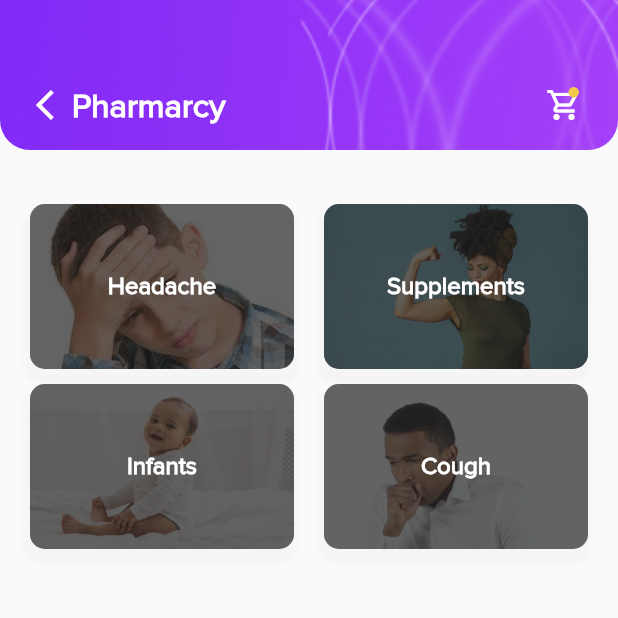
After one commit to DigiFinite/pub, a Flutter app: the screen it shows after launch, after a tap on "VIEW ALL", on a phone screen of 412 x 824 dp, the top half of it. The commit adds this screen. Run offline on Flutter 3.47's test engine with Material 2 defaults, Android fonts, the phone set to English and light mode, and no system bars; our stand-ins replace flutter_svg, font_awesome_flutter.

Commit message:
All Categories page

```diff
--- a/lib/main.dart
+++ b/lib/main.dart
@@ -1,3 +1,4 @@
+import 'package:dro_health_home_task/pages/categories_page.dart';
 import 'package:dro_health_home_task/pages/home_page.dart';
 import 'package:dro_health_home_task/pages/search_page.dart';
 import 'package:flutter/material.dart';
@@ -27,9 +28,13 @@ class MyApp extends StatelessWidget {
           case "/search_page":
             return MaterialPageRoute(builder: (context) {
               final searchTerm = settings.arguments.toString();
-              return  SearchPage(
+              return SearchPage(
                 searchTerm: searchTerm,
               );
+            });
+          case "/all_categories":
+            return MaterialPageRoute(builder: (context) {
+              return const CategoriesPage();
             });
         }
       },
--- a/lib/models/category.dart
+++ b/lib/models/category.dart
@@ -17,13 +17,18 @@ final List<Category> categories = [
     imageSource: "assets/images/headache.jpeg",
   ),
   Category(
-    id: 1,
+    id: 2,
     title: "Supplements",
     imageSource: "assets/images/supplements.jpg",
   ),
   Category(
-    id: 1,
+    id: 3,
     title: "Infants",
     imageSource: "assets/images/baby_boy.jpg",
+  ),
+  Category(
+    id: 4,
+    title: "Cough",
+    imageSource: "assets/images/coughing_guy.webp",
   )
 ];
--- /dev/null
+++ b/lib/pages/categories_page.dart
@@ -0,0 +1,112 @@
+import 'package:dro_health_home_task/models/category.dart';
+import 'package:dro_health_home_task/models/drug.dart';
+import 'package:dro_health_home_task/utils/dro_colors.dart';
+import 'package:dro_health_home_task/widgets/category_card.dart';
+import 'package:flutter/material.dart';
+
+class CategoriesPage extends StatelessWidget {
+  const CategoriesPage({Key? key}) : super(key: key);
+
+  @override
+  Widget build(BuildContext context) {
+    return Scaffold(
+      appBar: PreferredSize(
+        child: Container(
+          decoration: const BoxDecoration(
+            borderRadius: BorderRadius.only(
+              bottomLeft: Radius.circular(20),
+              bottomRight: Radius.circular(20),
+            ),
+            image: DecorationImage(
+              image: AssetImage(
+                "assets/images/app_bar.png",
+              ),
+              fit: BoxFit.cover,
+            ),
+          ),
+          child: Padding(
+            padding: const EdgeInsets.only(
+              top: 58.0,
+              left: 24,
+              right: 24,
+              bottom: 20,
+            ),
+            child: Column(
+              children: [
+                Row(
+                  children: [
+                     InkWell(
+                      child: const Icon(
+                        Icons.arrow_back_ios,
+                        color: Colors.white,
+                      ),
+                      onTap: () => Navigator.of(context).pop(),
+                    ),
+                    Expanded(
+                      child: Row(
+                        mainAxisAlignment: MainAxisAlignment.spaceBetween,
+                        children: [
+                          const Text(
+                            "Pharmarcy",
+                            style: TextStyle(
+                              color: Colors.white,
+                              fontSize: 22,
+                              fontWeight: FontWeight.w700,
+                            ),
+                          ),
+                          Stack(
+                            children: [
+                              const Icon(
+                                Icons.shopping_cart_outlined,
+                                color: Colors.white,
+                              ),
+                              Positioned(
+                                top: 0,
+                                right: 2,
+                                child: Container(
+                                  height: 7,
+                                  width: 7,
+                                  decoration: BoxDecoration(
+                                    color: DroColors.yellow,
+                                    shape: BoxShape.circle,
+                                  ),
+                                ),
+                              )
+                            ],
+                          )
+                        ],
+                      ),
+                    ),
+                  ],
+                ),
+              ],
+            ),
+          ),
+        ),
+        preferredSize: const Size.fromHeight(100),
+      ),
+      body: ListView(
+        shrinkWrap: true,
+        padding: const EdgeInsets.symmetric(vertical: 16, horizontal: 20),
+        children: [
+          GridView.count(
+            padding: const EdgeInsets.symmetric(vertical: 20),
+            shrinkWrap: true,
+            physics: const NeverScrollableScrollPhysics(),
+            crossAxisCount: 2,
+            mainAxisSpacing: 10,
+            crossAxisSpacing: 20,
+            childAspectRatio: 1.6,
+            children: List.generate(
+              categories.length,
+              (index) {
+                final Category category = categories[index];
+                return CategoryContainer(category: category, height: 50,);
+              },
+            ),
+          )
+        ],
+      ),
+    );
+  }
+}
--- a/lib/pages/home_page.dart
+++ b/lib/pages/home_page.dart
@@ -45,13 +45,16 @@ class _HomePageState extends State<HomePage> {
                           fontWeight: FontWeight.w600,
                         ),
                       ),
-                      Text(
-                        "VIEW ALL",
-                        style: TextStyle(
-                          color: DroColors.purple,
-                          fontSize: 14,
-                          fontWeight: FontWeight.w600,
+                      InkWell(
+                        child: Text(
+                          "VIEW ALL",
+                          style: TextStyle(
+                            color: DroColors.purple,
+                            fontSize: 14,
+                            fontWeight: FontWeight.w600,
+                          ),
                         ),
+                        onTap: () => Navigator.of(context).pushNamed('/all_categories')
                       ),
                     ],
                   ),
--- a/lib/widgets/category_card.dart
+++ b/lib/widgets/category_card.dart
@@ -1,11 +1,14 @@
+import 'package:flutter/material.dart';
+
 import 'package:dro_health_home_task/models/category.dart';
-import 'package:flutter/material.dart';
 
 class CategoryContainer extends StatelessWidget {
   final Category category;
+  final double? height;
   const CategoryContainer({
     Key? key,
     required this.category,
+     this.height,
   }) : super(key: key);
 
   @override
@@ -14,7 +17,7 @@ class CategoryContainer extends StatelessWidget {
       alignment: Alignment.center,
       clipBehavior: Clip.hardEdge,
       width: 125,
-        height: 120,
+      height: height ?? 120,
       decoration: BoxDecoration(
         color: Colors.grey.shade900,
         borderRadius: BorderRadius.circular(10),
```
Also changed, not shown: assets/images/coughing_guy.webp (added). Lines whose indentation alone changed are shown as unchanged.
